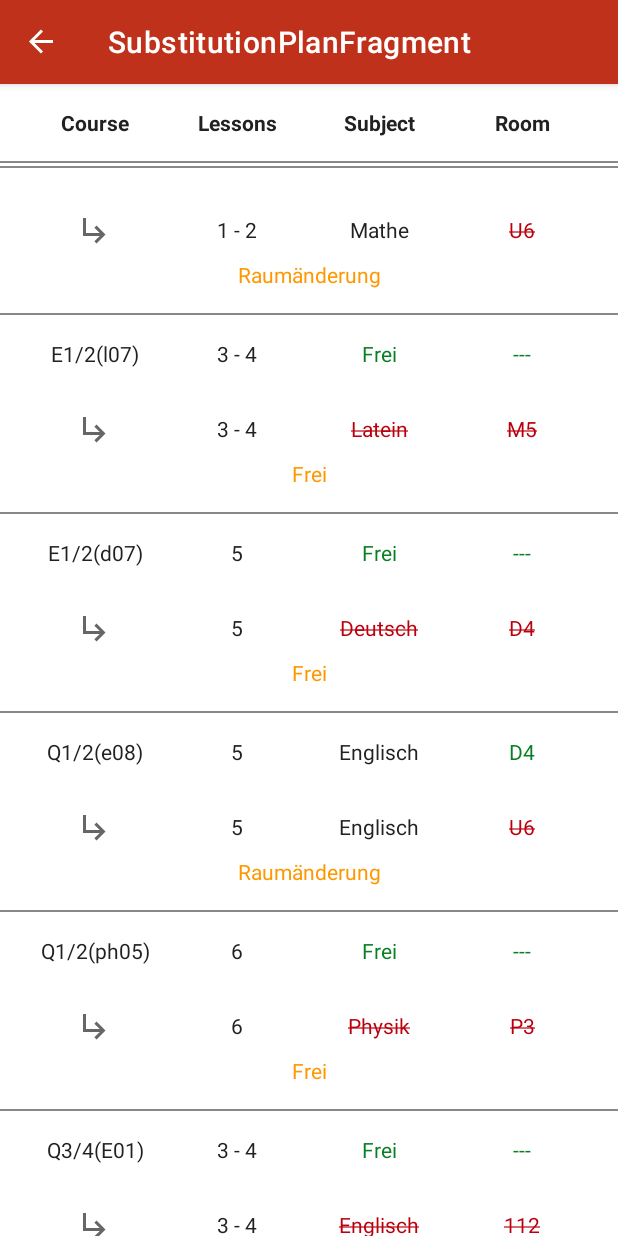
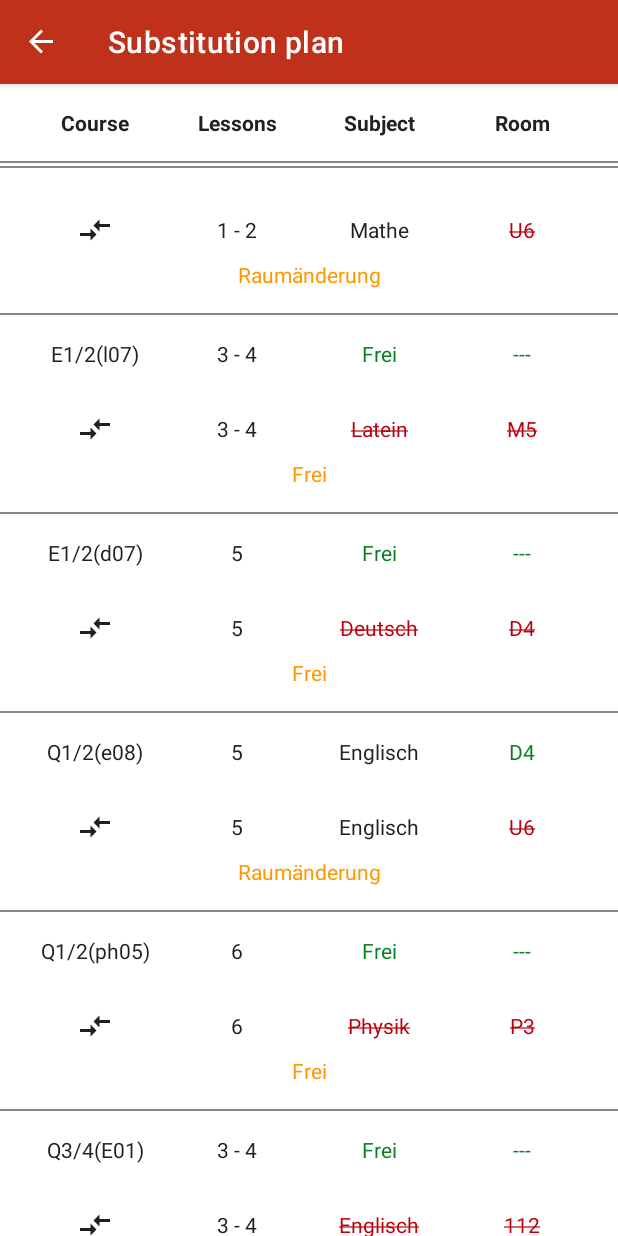
Before and after one commit to C0rr4do/ETS, an Android app: the SubstitutionPlanFragment screen opened through its navigation route, scrolled down 1544 dp, on a phone screen of 412 x 824 dp. Run offline under Robolectric (Android 15) with nearby library versions, the phone set to English and light mode, and no system bars; our stand-ins replace data binding, navigation-ui; plain views replace ExpansionHeader, ExpansionLayout.

Commit message:
changed icon in substitution_item details

```diff
--- a/etsapp/app/src/main/res/drawable/ic_baseline_subdirectory_arrow_right_24.xml
+++ b/etsapp/app/src/main/res/drawable/ic_baseline_compare_arrows_24.xml
@@ -3,8 +3,9 @@
     android:height="24dp"
     android:viewportWidth="24"
     android:viewportHeight="24"
-    android:tint="?attr/colorControlNormal">
+    android:tint="?attr/colorControlNormal"
+    android:autoMirrored="true">
   <path
       android:fillColor="@android:color/white"
-      android:pathData="M19,15l-6,6 -1.42,-1.42L15.17,16H4V4h2v10h9.17l-3.59,-3.58L13,9l6,6z"/>
+      android:pathData="M9.01,14H2v2h7.01v3L13,15l-3.99,-4V14zM14.99,13v-3H22V8h-7.01V5L11,9L14.99,13z"/>
 </vector>
--- a/etsapp/app/src/main/res/layout/substitution_item.xml
+++ b/etsapp/app/src/main/res/layout/substitution_item.xml
@@ -112,9 +112,9 @@
                             android:layout_width="0dp"
                             android:layout_height="wrap_content"
                             android:layout_gravity="center_vertical"
+                            android:tint="?android:attr/textColor"
                             android:layout_weight="0.25"
-                            app:srcCompat="@drawable/ic_baseline_subdirectory_arrow_right_24" />
-
+                            app:srcCompat="@drawable/ic_baseline_compare_arrows_24" />
                         <com.google.android.material.textview.MaterialTextView
                             android:id="@+id/textViewLessons"
                             lessons="@{substitution.lessons}"
--- a/etsapp/app/src/main/res/menu/navdrawer_menu.xml
+++ b/etsapp/app/src/main/res/menu/navdrawer_menu.xml
@@ -1,17 +1,16 @@
 <?xml version="1.0" encoding="utf-8"?>
-<menu xmlns:app="http://schemas.android.com/apk/res-auto"
-    xmlns:android="http://schemas.android.com/apk/res/android">
+<menu xmlns:android="http://schemas.android.com/apk/res/android">
 
     <item
         android:id="@+id/homeFragment"
         android:icon="@drawable/ic_baseline_home_24"
-        android:title="Home" />
+        android:title="@string/home" />
     <item
         android:id="@+id/substitutionPlanFragment"
         android:icon="@drawable/ic_baseline_format_list_bulleted_24"
-        android:title="Substitution Plan" />
+        android:title="@string/substitution_plan" />
     <item
         android:id="@+id/settingsFragment"
         android:icon="@drawable/ic_baseline_settings_24"
-        android:title="Settings" />
+        android:title="@string/settings" />
 </menu>
--- a/etsapp/app/src/main/res/navigation/navigation.xml
+++ b/etsapp/app/src/main/res/navigation/navigation.xml
@@ -8,8 +8,8 @@
     <fragment
         android:id="@+id/homeFragment"
         android:name="com.ets.app.ui.fragments.home.HomeFragment"
-        android:label="fragment_home"
-        tools:layout="@layout/fragment_home" >
+        android:label="@string/home"
+        tools:layout="@layout/fragment_home">
         <action
             android:id="@+id/action_homeFragment_to_settingsFragment"
             app:destination="@id/settingsFragment" />
@@ -20,10 +20,10 @@
     <fragment
         android:id="@+id/settingsFragment"
         android:name="com.ets.app.ui.fragments.settings.SettingsFragment"
-        android:label="SettingsFragment" />
+        android:label="@string/settings" />
     <fragment
         android:id="@+id/substitutionPlanFragment"
         android:name="com.ets.app.ui.fragments.substitutionplan.SubstitutionPlanFragment"
-        android:label="SubstitutionPlanFragment"
+        android:label="@string/substitution_plan"
         tools:layout="@layout/fragment_substitution_plan" />
 </navigation>
--- a/etsapp/app/src/main/res/values/strings.xml
+++ b/etsapp/app/src/main/res/values/strings.xml
@@ -16,6 +16,11 @@
     <string name="attachment_summary_on">Automatically download attachments for incoming emails
     </string>
     <string name="attachment_summary_off">Only download attachments when manually requested</string>
+
+    <string name="home">Home</string>
+    <string name="substitution_plan">Substitution plan</string>
+    <string name="settings">Settings</string>
+
     <string name="course">Course</string>
     <string name="lessons">Lessons</string>
     <string name="subject">Subject</string>
```
